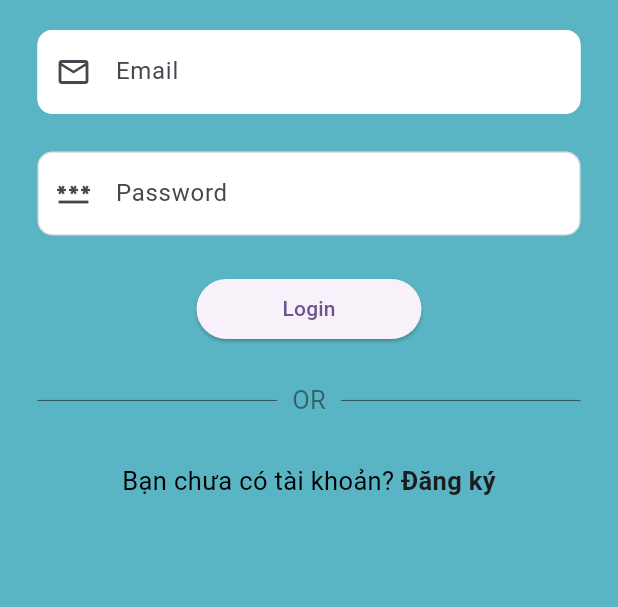
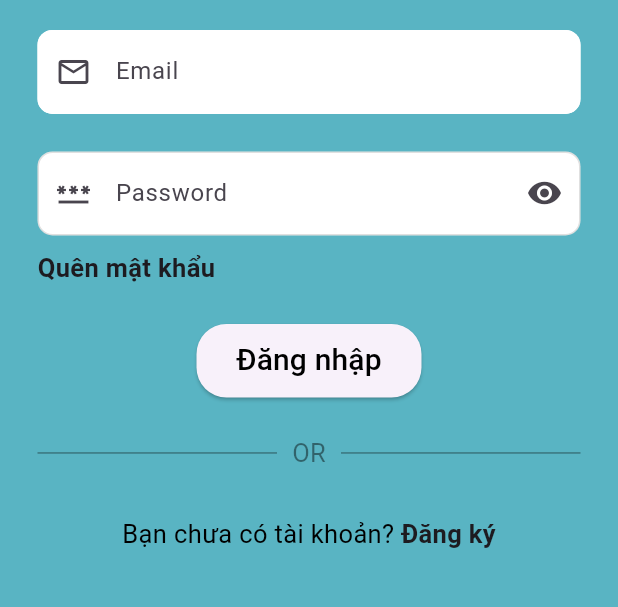
Before and after one commit to DoTung0105/doantotnghiep, a Flutter app: the screen it shows after launch, after a tap on "Get Start", on a phone screen of 412 x 824 dp, the part 391-998 px from its top. Run offline on Flutter 3.47's test engine with Material 3 defaults, Android fonts, the light colour scheme and no system bars; our stand-ins replace cloud_firestore, firebase_auth, firebase_core, simple_animations; accounts and stored records are empty; network calls fail.

Commit message:
them thay doi mat khau

```diff
--- a/fashionhub/lib/service/authentication_service.dart
+++ b/fashionhub/lib/service/authentication_service.dart
@@ -63,6 +63,7 @@ class AuthenticationService {
     }
   }
 
+
   Future<void> signOut() async {
     await _firebaseAuth.signOut();
   }
--- a/fashionhub/lib/view/login_screen.dart
+++ b/fashionhub/lib/view/login_screen.dart
@@ -1,10 +1,10 @@
 import 'package:fashionhub/animation/animation.dart';
 import 'package:fashionhub/service/authentication_service.dart';
+import 'package:fashionhub/view/forgotpass_screen.dart';
 import 'package:fashionhub/view/signup_screen.dart';
 import 'package:fashionhub/viewmodel/login_viewmodel.dart';
 import 'package:firebase_auth/firebase_auth.dart';
 import 'package:flutter/material.dart';
-
 
 import 'home_screen.dart';
 
@@ -18,7 +18,7 @@ class _LoginScreenState extends State<LoginScreen> {
   final TextEditingController passwordController = TextEditingController();
   final LoginViewModel _loginViewModel =
       LoginViewModel(authenticationService: AuthenticationService());
-
+  bool obscurePassword = true;
   @override
   Widget build(BuildContext context) {
     return Scaffold(
@@ -73,12 +73,21 @@ class _LoginScreenState extends State<LoginScreen> {
                       0.3,
                       TextFormField(
                         controller: passwordController,
-                        obscureText: true,
+                        obscureText: obscurePassword,
                         obscuringCharacter: '*',
                         decoration: InputDecoration(
                           filled: true,
                           fillColor: Colors.white,
                           prefixIcon: Icon(Icons.password_outlined),
+                          suffixIcon: IconButton(
+                              onPressed: () {
+                                setState(() {
+                                  obscurePassword = !obscurePassword;
+                                });
+                              },
+                              icon: Icon(obscurePassword
+                                  ? Icons.visibility
+                                  : Icons.visibility_off)),
                           labelText: 'Password',
                           hintText: 'Enter your Password',
                           hintStyle: TextStyle(color: Colors.black26),
@@ -97,12 +106,45 @@ class _LoginScreenState extends State<LoginScreen> {
                         ),
                       ),
                     ),
+                    SizedBox(
+                      height: 10,
+                    ),
+                    FadeAnimation(
+                      0.4,
+                      Row(
+                        mainAxisAlignment: MainAxisAlignment.start,
+                        children: [
+                          GestureDetector(
+                            onTap: () {
+                              Navigator.push(
+                                context,
+                                MaterialPageRoute(
+                                    builder: (context) => ForgotpassScreen()),
+                              );
+                            },
+                            child: const Text(
+                              'Quên mật khẩu',
+                              style: TextStyle(
+                                fontSize: 17,
+                                fontWeight: FontWeight.bold,
+                              ),
+                            ),
+                          ),
+                        ],
+                      ),
+                    ),
                     const SizedBox(height: 25.0),
                     FadeAnimation(
-                      0.4,
+                      0.5,
                       SizedBox(
                         width: 150,
                         child: ElevatedButton(
+                          style: ElevatedButton.styleFrom(
+                              shape: RoundedRectangleBorder(
+                                borderRadius: BorderRadius.circular(20),
+                              ),
+                              padding: EdgeInsets.symmetric(
+                                  vertical: 10, horizontal: 20)),
                           onPressed: () async {
                             String email = emailController.text.trim();
                             String password = passwordController.text.trim();
@@ -119,13 +161,16 @@ class _LoginScreenState extends State<LoginScreen> {
                                   SnackBar(content: Text('Login failed')));
                             }
                           },
-                          child: Text('Login'),
+                          child: Text(
+                            'Đăng nhập',
+                            style: TextStyle(fontSize: 20, color: Colors.black),
+                          ),
                         ),
                       ),
                     ),
                     const SizedBox(height: 25.0),
                     FadeAnimation(
-                      0.5,
+                      0.6,
                       Row(
                         mainAxisAlignment: MainAxisAlignment.center,
                         children: [
@@ -159,7 +204,7 @@ class _LoginScreenState extends State<LoginScreen> {
                     ),
                     const SizedBox(height: 30.0),
                     FadeAnimation(
-                      0.6,
+                      0.7,
                       Row(
                         mainAxisAlignment: MainAxisAlignment.center,
                         children: [
--- a/fashionhub/lib/viewmodel/signup_viewmodel.dart
+++ b/fashionhub/lib/viewmodel/signup_viewmodel.dart
@@ -1,3 +1,4 @@
+import 'package:cloud_firestore/cloud_firestore.dart';
 import 'package:fashionhub/service/authentication_service.dart';
 import 'package:flutter/material.dart';
 import 'package:firebase_auth/firebase_auth.dart';
@@ -23,4 +24,7 @@ class SignUpViewModel extends ChangeNotifier {
    Future<bool> isEmailValid(String email) async {
     return await _authenticationService.isEmailValid(email);
   }
+
+
+
 }
--- a/fashionhub/pubspec.yaml
+++ b/fashionhub/pubspec.yaml
@@ -41,6 +41,7 @@ dependencies:
   http: ^1.2.1
   animations: ^2.0.11
   simple_animations: ^5.0.2
+  firebase_app_check: ^0.2.2+5
 
 dev_dependencies:
   flutter_test:
```
Also changed, not shown: fashionhub/lib/view/forgotpass_screen.dart (added, +122 -0 lines), fashionhub/lib/viewmodel/ForgotPassword_viewModel.dart (added, +29 -0 lines), fashionhub/lib/viewmodel/login_viewmodel.dart (+13 -2 lines), fashionhub/pubspec.lock, 2 other files.
